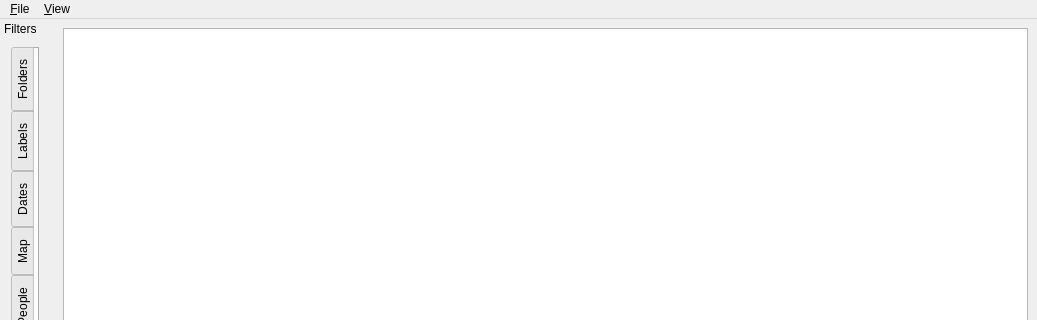
First picture: the form in src/main/resources/base/ui/ui_main_window.ui, repository sharpcodex/Byakugan, before the edit; both pictures show x 0 to 1037 and y 0 to 320 of the 1037 by 740 pixel window.
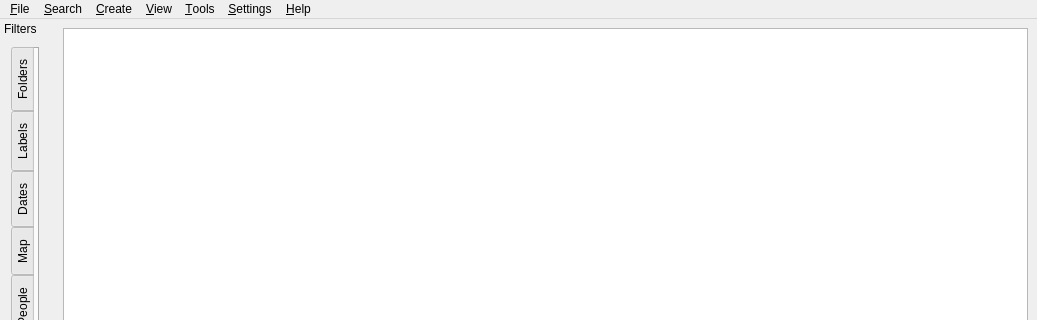
Second picture: the form after the edit.

Commit message: Change toolbar style to show icons and texts

Patch:
```diff
--- a/src/main/resources/base/ui/ui_main_window.ui
+++ b/src/main/resources/base/ui/ui_main_window.ui
@@ -39,8 +39,38 @@
      <string>&amp;View</string>
     </property>
    </widget>
+   <widget class="QMenu" name="menu_Filter">
+    <property name="title">
+     <string>&amp;Search</string>
+    </property>
+   </widget>
+   <widget class="QMenu" name="menu_Create">
+    <property name="title">
+     <string>&amp;Create</string>
+    </property>
+   </widget>
+   <widget class="QMenu" name="menu_Tools">
+    <property name="title">
+     <string>&amp;Tools</string>
+    </property>
+   </widget>
+   <widget class="QMenu" name="menu_Help">
+    <property name="title">
+     <string>&amp;Help</string>
+    </property>
+   </widget>
+   <widget class="QMenu" name="menu_Settings">
+    <property name="title">
+     <string>&amp;Settings</string>
+    </property>
+   </widget>
    <addaction name="menu_File"/>
+   <addaction name="menu_Filter"/>
+   <addaction name="menu_Create"/>
    <addaction name="menu_View"/>
+   <addaction name="menu_Tools"/>
+   <addaction name="menu_Settings"/>
+   <addaction name="menu_Help"/>
   </widget>
   <widget class="QStatusBar" name="statusbar"/>
   <widget class="QDockWidget" name="dockWidget">
```
The commit also changes 1 other file.
